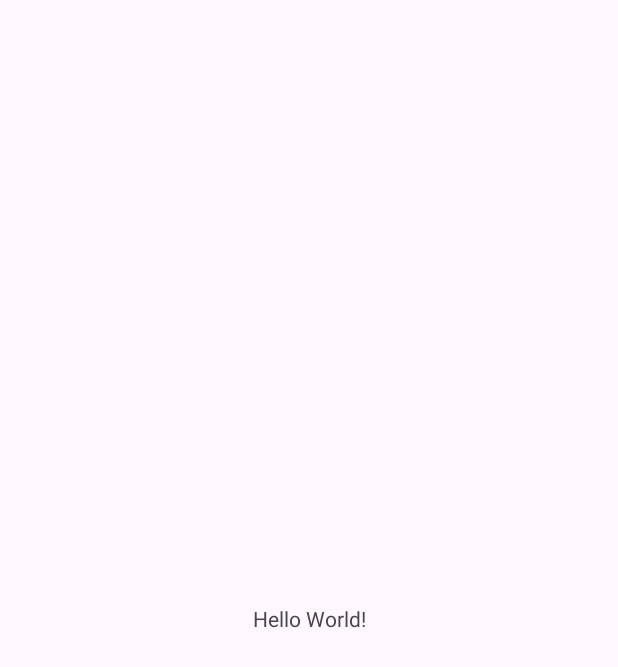
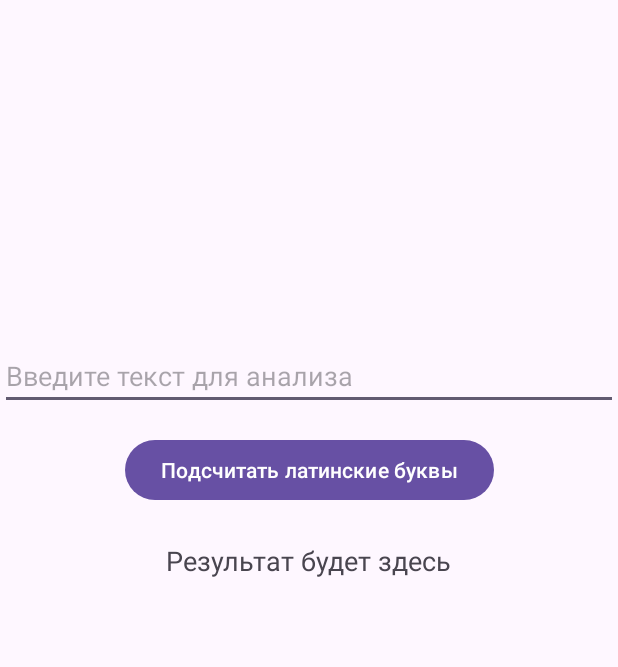
Before and after one commit to Naarsteel/abgusov_lab3, an Android app: the screen it shows after launch (MainActivity), on a phone screen of 412 x 824 dp. Before the commit the part shown is almost empty. Shown: the top 667 px of the screen. Run offline under Robolectric (Android 15) with nearby library versions, the phone set to English and light mode, and no system bars.

Commit message:
Добавлены UI элементы: EditText, Button, TextView

```diff
--- a/app/src/main/res/layout/activity_main.xml
+++ b/app/src/main/res/layout/activity_main.xml
@@ -5,15 +5,40 @@
     android:id="@+id/main"
     android:layout_width="match_parent"
     android:layout_height="match_parent"
+    android:padding="16dp"
     tools:context=".MainActivity">
 
-    <TextView
-        android:layout_width="wrap_content"
+    <EditText
+        android:id="@+id/inputEditText"
+        android:layout_width="0dp"
         android:layout_height="wrap_content"
-        android:text="Hello World!"
-        app:layout_constraintBottom_toBottomOf="parent"
+        android:layout_marginTop="228dp"
+        android:hint="Введите текст для анализа"
+        android:inputType="text"
         app:layout_constraintEnd_toEndOf="parent"
+        app:layout_constraintHorizontal_bias="0.0"
         app:layout_constraintStart_toStartOf="parent"
         app:layout_constraintTop_toTopOf="parent" />
 
+    <Button
+        android:id="@+id/analyzeButton"
+        android:layout_width="wrap_content"
+        android:layout_height="wrap_content"
+        android:layout_marginTop="16dp"
+        android:text="Подсчитать латинские буквы"
+        app:layout_constraintEnd_toEndOf="parent"
+        app:layout_constraintStart_toStartOf="parent"
+        app:layout_constraintTop_toBottomOf="@id/inputEditText" />
+
+    <TextView
+        android:id="@+id/resultTextView"
+        android:layout_width="wrap_content"
+        android:layout_height="wrap_content"
+        android:layout_marginTop="24dp"
+        android:text="Результат будет здесь"
+        android:textSize="18sp"
+        app:layout_constraintEnd_toEndOf="parent"
+        app:layout_constraintStart_toStartOf="parent"
+        app:layout_constraintTop_toBottomOf="@id/analyzeButton" />
+
 </androidx.constraintlayout.widget.ConstraintLayout>
```
